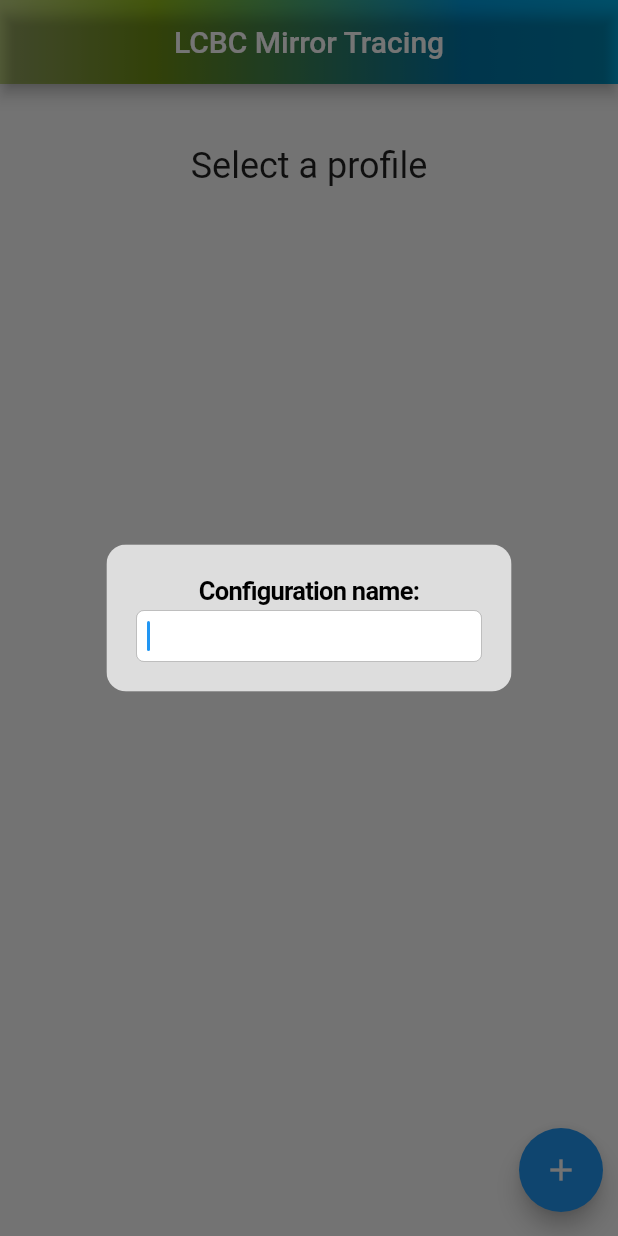
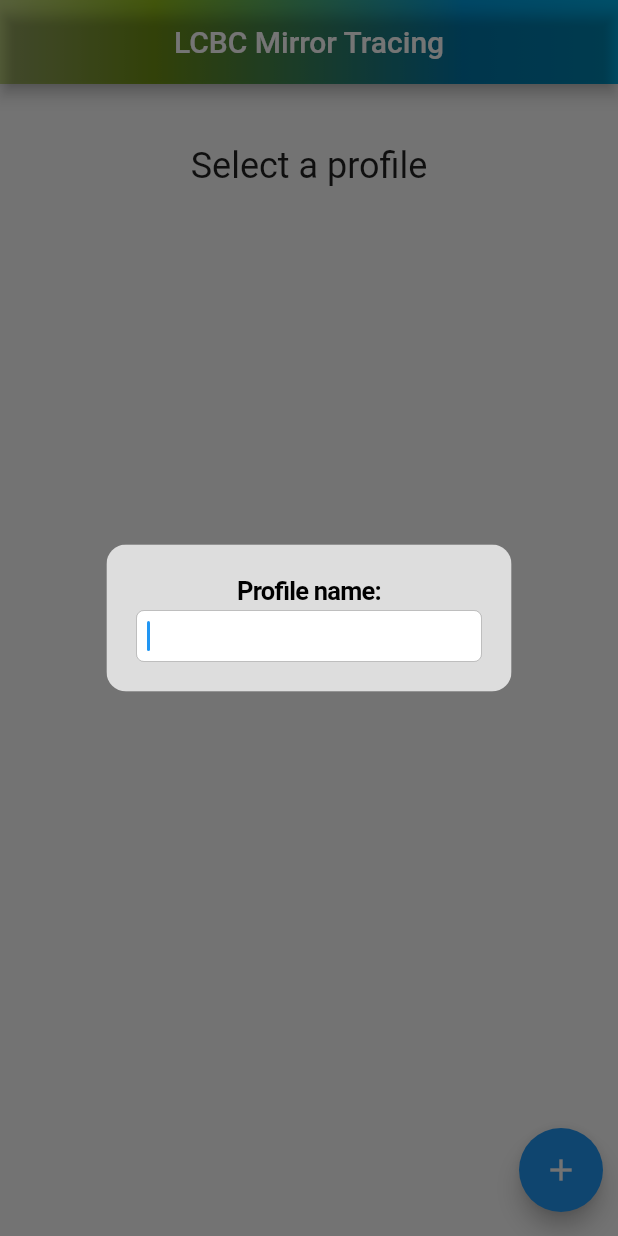
Before and after one commit to LCBC-UiO/flutter_mirrortracing, a Flutter app: the screen it shows after launch, after a tap on the "add" icon, on a phone screen of 412 x 824 dp. Run offline on Flutter 3.47's test engine with Material 2 defaults, Android fonts, the phone set to English and light mode, and no system bars; our stand-ins replace sqflite; missing offline and left inert: nettskjema; accounts and stored records are empty.

Commit message:
settings: fix db primary key

```diff
--- a/lib/scselectcfg.dart
+++ b/lib/scselectcfg.dart
@@ -25,7 +25,7 @@ class _SelectConfigScreenState extends State<SelectConfigScreen> {
         String configName = await showDialog(
           context: context,
           builder: (BuildContext context) => CupertinoAlertDialog(
-            title: Text("Configuration name:"),
+            title: Text("Profile name:"),
             content: CupertinoTextField(
               autofocus: true,
               onSubmitted: (v) async {
--- a/lib/settings.dart
+++ b/lib/settings.dart
@@ -42,10 +42,7 @@ class LcSettings implements DbListener {
   }
 
 
-  //bool isDef(key) => _projectSettings.containsKey(key);
-  bool isDef(key) {
-    return  _projectSettings.containsKey(key);
-  }
+  bool isDef(key) => _projectSettings.containsKey(key);
 
   Future<void> _initValueStr(String key, String v) async {
     _keys.add(key);
@@ -75,7 +72,7 @@ class LcSettings implements DbListener {
     final int r = await LcDb().db().insert(
       _kTableNameSettings,
       {
-        "project": _projectName,
+        "profile": _projectName,
         "key": key,
         "value": v,
       },
@@ -110,9 +107,9 @@ class LcSettings implements DbListener {
     List<Map> q = await LcDb().db().query(
       _kTableNameSettings,
       columns: ["key","value"],
-      where: "project = ?",
+      where: "profile = ?",
       whereArgs: [ projectName ],
-      orderBy: "project",
+      orderBy: "profile",
     );
     Map<String, String> r = {};
     q.forEach((e) => r[e["key"]] = e["value"] );
@@ -121,17 +118,17 @@ class LcSettings implements DbListener {
 
   Future<List<String>> getConfigs()  async {
     List<Map> q = await LcDb().db().rawQuery(
-      'SELECT DISTINCT project FROM $_kTableNameSettings;'
+      'SELECT DISTINCT profile FROM $_kTableNameSettings;'
     );
     List<String> c = [];
-    q.forEach( (e) => c.add(e["project"]) );
+    q.forEach( (e) => c.add(e["profile"]) );
     return c;
   }
 
   Future<int> delete(String projectName) async {
     return await LcDb().db().delete(
       _kTableNameSettings,
-      where: "project = ?",
+      where: "profile = ?",
       whereArgs: [ projectName ],
     );
   }
@@ -162,8 +159,9 @@ const String _kTableNameSettings = "settings";
 const String _kCreateTableSettings = """
 -- DROP TABLE IF EXISTS $_kTableNameSettings;
 CREATE TABLE IF NOT EXISTS $_kTableNameSettings(
-  project TEXT,
+  profile TEXT,
   key     TEXT,
-  value   TEXT
+  value   TEXT,
+  PRIMARY KEY (profile, key)
 );
 """;
```
